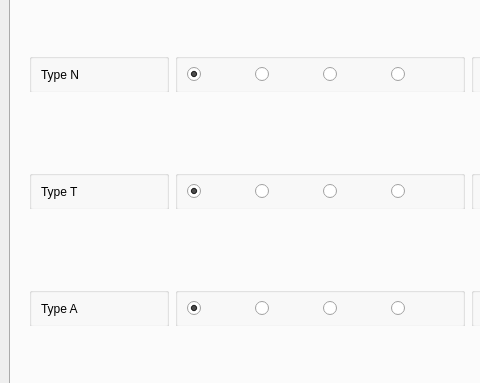
The window that python_interface/uis/preferences.ui (cbgp/diyabc) describes before a commit, drawn with Qt 5; both pictures show x 0 to 480 and y 263 to 646 of the 1000 by 750 pixel window.
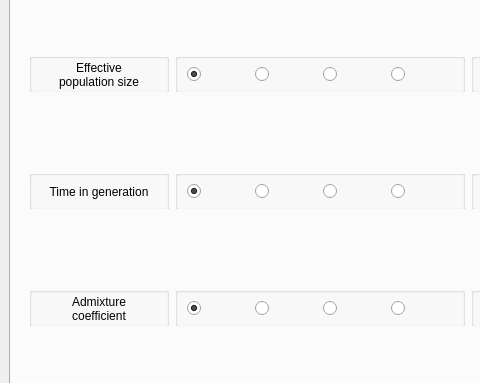
The same window after the commit.

Diff of the .ui file:
```diff
--- a/python_interface/uis/preferences.ui
+++ b/python_interface/uis/preferences.ui
@@ -557,7 +557,11 @@
               <item>
                <widget class="QLabel" name="label_75">
                 <property name="text">
-                 <string>Type N</string>
+                 <string>Effective
+population size</string>
+                </property>
+                <property name="alignment">
+                 <set>Qt::AlignCenter</set>
                 </property>
                </widget>
               </item>
@@ -752,7 +756,10 @@
               <item>
                <widget class="QLabel" name="label_77">
                 <property name="text">
-                 <string>Type T</string>
+                 <string>Time in generation</string>
+                </property>
+                <property name="alignment">
+                 <set>Qt::AlignCenter</set>
                 </property>
                </widget>
               </item>
@@ -947,7 +954,11 @@
               <item>
                <widget class="QLabel" name="label_76">
                 <property name="text">
-                 <string>Type A</string>
+                 <string>Admixture
+coefficient</string>
+                </property>
+                <property name="alignment">
+                 <set>Qt::AlignCenter</set>
                 </property>
                </widget>
               </item>
```
